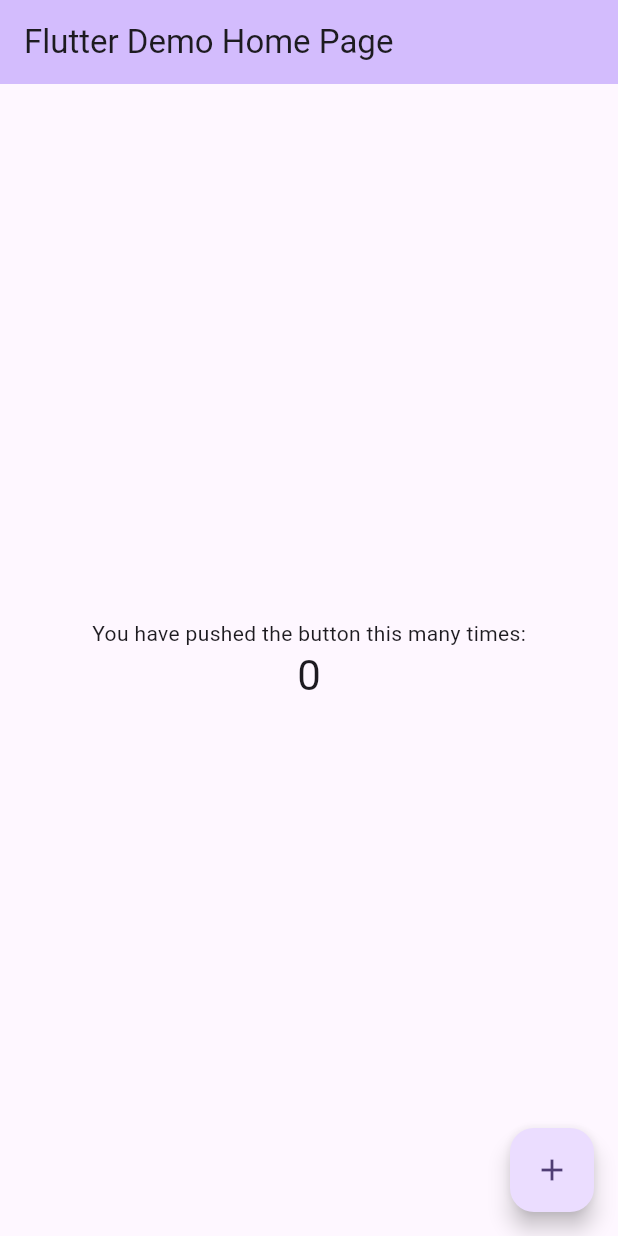
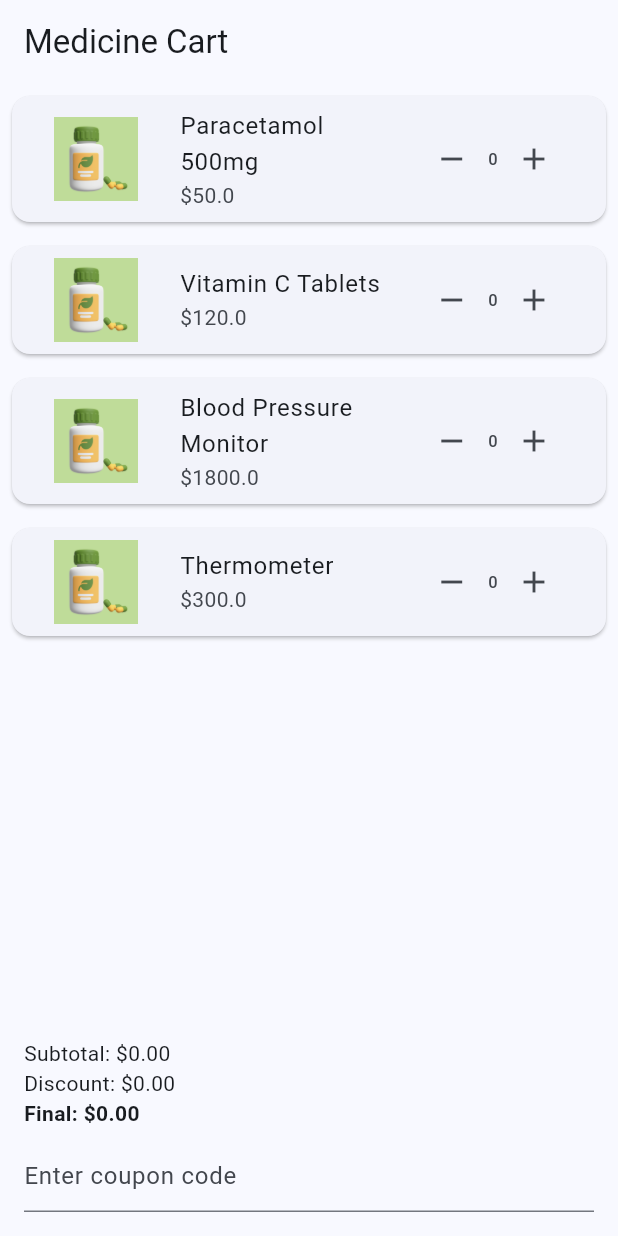
Before and after one commit to novincdavis123/medcart, a Flutter app: the screen it shows after launch, on a phone screen of 412 x 824 dp. Run offline on Flutter 3.47's test engine with Material 3 defaults, Android fonts, the phone set to English and light mode, and no system bars; our stand-ins replace flutter_riverpod, shared_preferences.

Commit message:
Cart Screen and Functionality
ADDED
 - Cards with medicine name, price, qty buttons
 - Slightly different spacing (EdgeInsets.symmetric(vertical: 12))
 - Coupon TextField and remove button

```diff
--- a/lib/data/medicine_data.dart
+++ b/lib/data/medicine_data.dart
@@ -8,25 +8,25 @@ final medicinesProvider = Provider<List<MedicineModel>>((ref) {
       id: 1,
       name: 'Paracetamol 500mg',
       price: 50,
-      image: 'assets/images/placeholder.png',
+      image: 'assets/images/med.jpg',
     ),
     MedicineModel(
       id: 2,
       name: 'Vitamin C Tablets',
       price: 120,
-      image: 'assets/images/placeholder.png',
+      image: 'assets/images/med.jpg',
     ),
     MedicineModel(
       id: 3,
       name: 'Blood Pressure Monitor',
       price: 1800,
-      image: 'assets/images/placeholder.png',
+      image: 'assets/images/med.jpg',
     ),
     MedicineModel(
       id: 4,
       name: 'Thermometer',
       price: 300,
-      image: 'assets/images/placeholder.png',
+      image: 'assets/images/med.jpg',
     ),
   ];
 });
--- a/lib/main.dart
+++ b/lib/main.dart
@@ -1,122 +1,24 @@
 import 'package:flutter/material.dart';
+import 'package:flutter_riverpod/flutter_riverpod.dart';
+import 'ui/cart_screen.dart';
 
 void main() {
-  runApp(const MyApp());
+  runApp(const ProviderScope(child: MyApp()));
 }
 
 class MyApp extends StatelessWidget {
   const MyApp({super.key});
 
-  // This widget is the root of your application.
   @override
   Widget build(BuildContext context) {
     return MaterialApp(
-      title: 'Flutter Demo',
+      debugShowCheckedModeBanner: false,
+      title: 'Medicine Cart',
       theme: ThemeData(
-        // This is the theme of your application.
-        //
-        // TRY THIS: Try running your application with "flutter run". You'll see
-        // the application has a purple toolbar. Then, without quitting the app,
-        // try changing the seedColor in the colorScheme below to Colors.green
-        // and then invoke "hot reload" (save your changes or press the "hot
-        // reload" button in a Flutter-supported IDE, or press "r" if you used
-        // the command line to start the app).
-        //
-        // Notice that the counter didn't reset back to zero; the application
-        // state is not lost during the reload. To reset the state, use hot
-        // restart instead.
-        //
-        // This works for code too, not just values: Most code changes can be
-        // tested with just a hot reload.
-        colorScheme: .fromSeed(seedColor: Colors.deepPurple),
+        colorScheme: ColorScheme.fromSeed(seedColor: Colors.blue),
+        useMaterial3: true,
       ),
-      home: const MyHomePage(title: 'Flutter Demo Home Page'),
+      home: const CartScreen(),
     );
   }
 }
-
-class MyHomePage extends StatefulWidget {
-  const MyHomePage({super.key, required this.title});
-
-  // This widget is the home page of your application. It is stateful, meaning
-  // that it has a State object (defined below) that contains fields that affect
-  // how it looks.
-
-  // This class is the configuration for the state. It holds the values (in this
-  // case the title) provided by the parent (in this case the App widget) and
-  // used by the build method of the State. Fields in a Widget subclass are
-  // always marked "final".
-
-  final String title;
-
-  @override
-  State<MyHomePage> createState() => _MyHomePageState();
-}
-
-class _MyHomePageState extends State<MyHomePage> {
-  int _counter = 0;
-
-  void _incrementCounter() {
-    setState(() {
-      // This call to setState tells the Flutter framework that something has
-      // changed in this State, which causes it to rerun the build method below
-      // so that the display can reflect the updated values. If we changed
-      // _counter without calling setState(), then the build method would not be
-      // called again, and so nothing would appear to happen.
-      _counter++;
-    });
-  }
-
-  @override
-  Widget build(BuildContext context) {
-    // This method is rerun every time setState is called, for instance as done
-    // by the _incrementCounter method above.
-    //
-    // The Flutter framework has been optimized to make rerunning build methods
-    // fast, so that you can just rebuild anything that needs updating rather
-    // than having to individually change instances of widgets.
-    return Scaffold(
-      appBar: AppBar(
-        // TRY THIS: Try changing the color here to a specific color (to
-        // Colors.amber, perhaps?) and trigger a hot reload to see the AppBar
-        // change color while the other colors stay the same.
-        backgroundColor: Theme.of(context).colorScheme.inversePrimary,
-        // Here we take the value from the MyHomePage object that was created by
-        // the App.build method, and use it to set our appbar title.
-        title: Text(widget.title),
-      ),
-      body: Center(
-        // Center is a layout widget. It takes a single child and positions it
-        // in the middle of the parent.
-        child: Column(
-          // Column is also a layout widget. It takes a list of children and
-          // arranges them vertically. By default, it sizes itself to fit its
-          // children horizontally, and tries to be as tall as its parent.
-          //
-          // Column has various properties to control how it sizes itself and
-          // how it positions its children. Here we use mainAxisAlignment to
-          // center the children vertically; the main axis here is the vertical
-          // axis because Columns are vertical (the cross axis would be
-          // horizontal).
-          //
-          // TRY THIS: Invoke "debug painting" (choose the "Toggle Debug Paint"
-          // action in the IDE, or press "p" in the console), to see the
-          // wireframe for each widget.
-          mainAxisAlignment: .center,
-          children: [
-            const Text('You have pushed the button this many times:'),
-            Text(
-              '$_counter',
-              style: Theme.of(context).textTheme.headlineMedium,
-            ),
-          ],
-        ),
-      ),
-      floatingActionButton: FloatingActionButton(
-        onPressed: _incrementCounter,
-        tooltip: 'Increment',
-        child: const Icon(Icons.add),
-      ),
-    );
-  }
-}
--- a/lib/providers/cart_provider.dart
+++ b/lib/providers/cart_provider.dart
@@ -51,18 +51,29 @@ class CartNotifier extends Notifier<CartState> {
   final coupon = prefs.getString('coupon');
 
   if (cartData != null) {
+    final decoded = Map<String, dynamic>.from(jsonDecode(cartData));
+
     state = state.copyWith(
-        items: Map<int, int>.from(jsonDecode(cartData)),
+      items: decoded.map(
+        (key, value) => MapEntry(int.parse(key), value as int),
+      ),
       coupon: (coupon == null || coupon.isEmpty) ? null : coupon,
     );
   }
 }
 
+
 Future<void> _saveCart() async {
   final prefs = await SharedPreferences.getInstance();
-    await prefs.setString('cart', jsonEncode(state.items));
+
+  final cartMap = state.items.map(
+    (key, value) => MapEntry(key.toString(), value),
+  );
+
+  await prefs.setString('cart', jsonEncode(cartMap));
   await prefs.setString('coupon', state.coupon ?? '');
 }
+
 
   /// --------------------
   /// Cart Actions
--- /dev/null
+++ b/lib/ui/cart_screen.dart
@@ -0,0 +1,109 @@
+import 'package:flutter/material.dart';
+import 'package:flutter_riverpod/flutter_riverpod.dart';
+import 'package:medcart/data/medicine_data.dart';
+import '../providers/cart_provider.dart';
+
+class CartScreen extends ConsumerWidget {
+  const CartScreen({super.key});
+
+  double subtotal(Map<int, int> cart, List products) {
+    double total = 0;
+    for (var entry in cart.entries) {
+      final product =
+          products.firstWhere((p) => p.id == entry.key);
+      total += product.price * entry.value;
+    }
+    return total;
+  }
+
+  double discount(String? coupon, double subtotal) {
+    if (coupon == 'SAVE10') return subtotal * 0.10;
+    if (coupon == 'SAVE20') return subtotal * 0.20;
+    return 0;
+  }
+
+  @override
+  Widget build(BuildContext context, WidgetRef ref) {
+    final products = ref.watch(medicinesProvider);
+    final cartState = ref.watch(cartProvider);
+
+    final sub = subtotal(cartState.items, products);
+    final disc = discount(cartState.coupon, sub);
+
+    return Scaffold(
+      appBar: AppBar(title: const Text('Medicine Cart')),
+      body: Column(
+        children: [
+          Expanded(
+            child: ListView(
+              children: products.map((product) {
+                final qty = cartState.items[product.id] ?? 0;
+                return Card(
+                  margin: const EdgeInsets.all(8),
+                  child: ListTile(
+                    leading: Image.asset(
+                      product.image,
+                      width: 80,
+                      height: 80,
+                    ),
+                    title: Text(product.name),
+                    subtitle: Text('\$${product.price}'),
+                    trailing: Row(
+                      mainAxisSize: MainAxisSize.min,
+                      children: [
+                        IconButton(
+                          icon: const Icon(Icons.remove),
+                          onPressed: () => ref
+                              .read(cartProvider.notifier)
+                              .removeItem(product.id),
+                        ),
+                        Text(qty.toString()),
+                        IconButton(
+                          icon: const Icon(Icons.add),
+                          onPressed: () => ref
+                              .read(cartProvider.notifier)
+                              .addItem(product.id),
+                        ),
+                      ],
+                    ),
+                  ),
+                );
+              }).toList(),
+            ),
+          ),
+          Container(
+            padding: const EdgeInsets.all(16),
+            child: Column(
+              crossAxisAlignment: CrossAxisAlignment.start,
+              children: [
+                Text('Subtotal: \$${sub.toStringAsFixed(2)}'),
+                Text('Discount: \$${disc.toStringAsFixed(2)}'),
+                Text(
+                  'Final: \$${(sub - disc).toStringAsFixed(2)}',
+                  style: const TextStyle(fontWeight: FontWeight.bold),
+                ),
+                const SizedBox(height: 8),
+                TextField(
+                  decoration: const InputDecoration(
+                      hintText: 'Enter coupon code'),
+                  onSubmitted: (value) {
+                    ref
+                        .read(cartProvider.notifier)
+                        .applyCoupon(value, sub);
+                  },
+                ),
+                if (cartState.coupon != null)
+                  TextButton(
+                    onPressed: () => ref
+                        .read(cartProvider.notifier)
+                        .removeCoupon(),
+                    child: Text('Remove Coupon (${cartState.coupon})'),
+                  ),
+              ],
+            ),
+          )
+        ],
+      ),
+    );
+  }
+}
```
Lines whose indentation alone changed are shown as unchanged.
